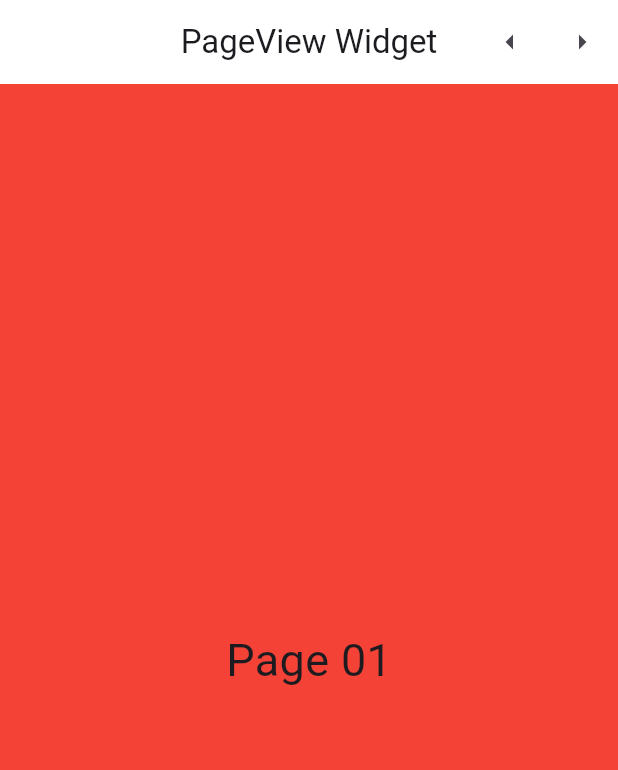
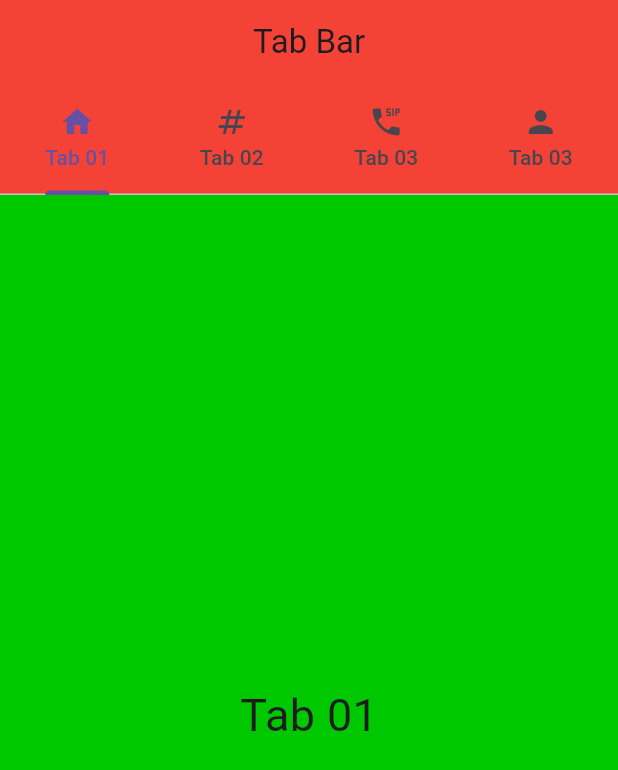
Before and after one commit to cygon23/flutter_play_ground, a Flutter app: the screen it shows after launch, on a phone screen of 412 x 824 dp. Shown: the top 770 px of the screen. Run offline on Flutter 3.47's test engine with Material 3 defaults, Android fonts, the light colour scheme and no system bars.

Commit message:
flutter TabBarView widgets

```diff
--- a/lib/main.dart
+++ b/lib/main.dart
@@ -1,6 +1,7 @@
 import 'package:flutter/material.dart';
 // import 'package:flutter_play_ground/screen/navigatorpage.dart';
-import 'package:flutter_play_ground/screen/pageviewer.dart';
+// import 'package:flutter_play_ground/screen/pageviewer.dart';
+import 'package:flutter_play_ground/screen/tabbarwidget.dart';
 // import 'package:flutter_play_ground/screen/buttonwidget.dart';
 //import 'package:flutter_play_ground/screen/textfiled.dart';
 // import 'package:flutter_play_ground/screen/imagewidget.dart';
@@ -36,7 +37,8 @@ class MyApp extends StatelessWidget {
       // home: Buttonwidget(),
       // home: Textfiled(),
       // home: Navigatorpage(),
-      home: Pageviewer(),
+      // home: Pageviewer(),
+      home: Tabbarwidget(),
     );
   }
 }
--- /dev/null
+++ b/lib/screen/tabbarwidget.dart
@@ -0,0 +1,60 @@
+import 'package:flutter/material.dart';
+
+class Tabbarwidget extends StatefulWidget {
+  const Tabbarwidget({super.key});
+
+  @override
+  State<Tabbarwidget> createState() => _TabbarwidgetState();
+}
+
+class _TabbarwidgetState extends State<Tabbarwidget> {
+  @override
+  Widget build(BuildContext context) {
+    return DefaultTabController(
+      length: 4,
+      child: Scaffold(
+        appBar: AppBar(
+          title: Text("Tab Bar"),
+          backgroundColor: Colors.red,
+          centerTitle: true,
+          bottom: TabBar(
+            tabs: [
+              Tab(text: "Tab 01", icon: Icon(Icons.home)),
+              Tab(text: "Tab 02", icon: Icon(Icons.numbers)),
+              Tab(text: "Tab 03", icon: Icon(Icons.dialer_sip)),
+              Tab(text: "Tab 03", icon: Icon(Icons.person)),
+            ],
+          ),
+        ),
+        body: TabBarView(
+          children: [
+            Container(
+              color: Colors.black.withGreen(200),
+              child: Center(
+                child: Text("Tab 01", style: TextStyle(fontSize: 30)),
+              ),
+            ),
+            Container(
+              color: Colors.green,
+              child: Center(
+                child: Text("Tab 02", style: TextStyle(fontSize: 30)),
+              ),
+            ),
+            Container(
+              color: Colors.teal,
+              child: Center(
+                child: Text("Tab 03", style: TextStyle(fontSize: 30)),
+              ),
+            ),
+            Container(
+              color: Colors.amber,
+              child: Center(
+                child: Text("Tab 04", style: TextStyle(fontSize: 30)),
+              ),
+            ),
+          ],
+        ),
+      ),
+    );
+  }
+}
```
